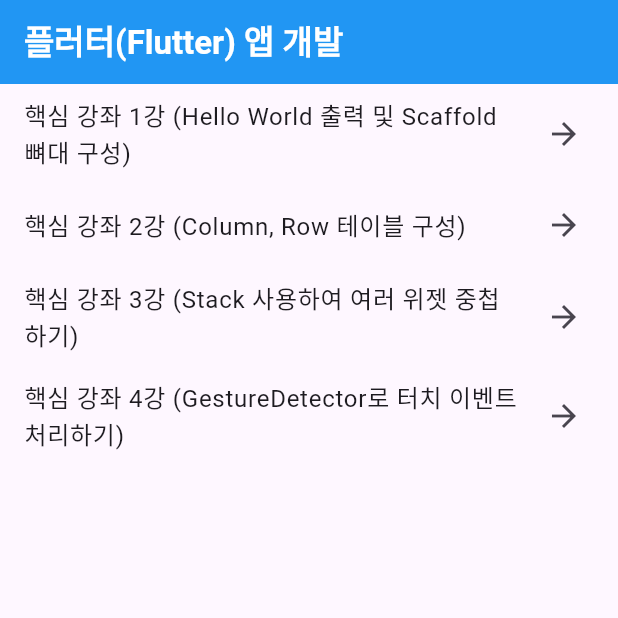
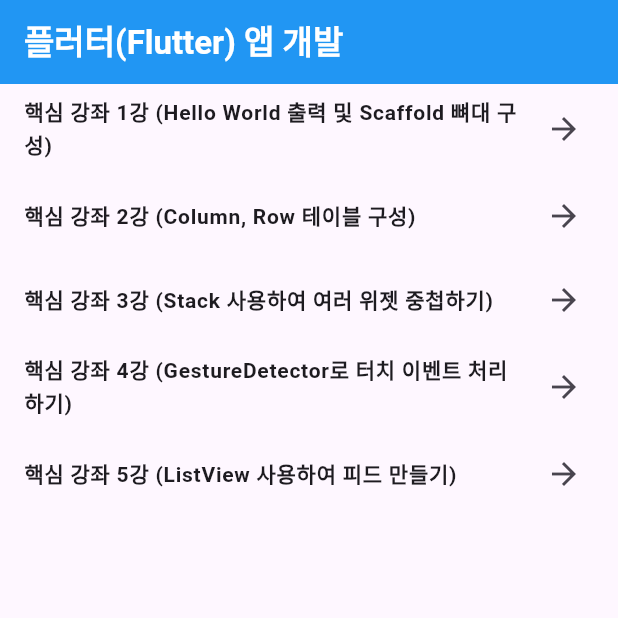
Before and after one commit to shinseunguk/Flutter-Demo, a Flutter app: the screen it shows after launch, on a phone screen of 412 x 824 dp, the top half of it. Run offline on Flutter 3.47's test engine with Material 3 defaults, Android fonts, the phone set to English and light mode, and no system bars.

Commit message:
💄 핵심 강좌 5강 (ListView 사용하여 피드 만들기)
ref. https://www.youtube.com/watch?v=PDOaxbdwAbQ&list=PLKVJoykNpXRZcHFT4IS9G4BrssQ_7wF82&index=5

```diff
--- a/lib/main_list_page.dart
+++ b/lib/main_list_page.dart
@@ -1,9 +1,11 @@
 import 'package:flutter/material.dart';
+import 'package:flutter_demo/screens/Chapter5/list_view_page.dart';
 import 'screens/Chapter1/hello_word_page.dart';
 import 'screens/placeholder_page.dart';
 import 'screens/Chapter2/column_row_table_page.dart';
 import 'screens/Chapter3/stack_page.dart';
 import 'screens/Chapter4/gesture_detector_page.dart';
+import 'screens/Chapter5/list_view_page.dart';
 
 class MainListPage extends StatelessWidget {
   final List<String> items = [
@@ -11,6 +13,7 @@ class MainListPage extends StatelessWidget {
     '핵심 강좌 2강 (Column, Row 테이블 구성)',
     '핵심 강좌 3강 (Stack 사용하여 여러 위젯 중첩하기)',
     '핵심 강좌 4강 (GestureDetector로 터치 이벤트 처리하기)',
+    '핵심 강좌 5강 (ListView 사용하여 피드 만들기)',
   ];
 
   final Map<String, Widget> screens = {
@@ -18,6 +21,7 @@ class MainListPage extends StatelessWidget {
     '핵심 강좌 2강 (Column, Row 테이블 구성)': ColumnRowTablePage(),
     '핵심 강좌 3강 (Stack 사용하여 여러 위젯 중첩하기)': StackPage(),
     '핵심 강좌 4강 (GestureDetector로 터치 이벤트 처리하기)': GestureDetectorPage(),
+    '핵심 강좌 5강 (ListView 사용하여 피드 만들기)': ListViewPage(),
   };
 
   @override
@@ -37,7 +41,10 @@ class MainListPage extends StatelessWidget {
         itemCount: items.length,
         itemBuilder: (context, index) {
           return ListTile(
-            title: Text(items[index]),
+            title: Text(
+              items[index],
+              style: TextStyle(fontWeight: FontWeight.bold, fontSize: 14),
+            ),
             trailing: Icon(Icons.arrow_forward), // 리스트 끝에 아이콘 추가
             onTap: () {
               Navigator.push(
```
Also changed, not shown: lib/screens/Chapter5/list_view_page.dart (added, +60 -0 lines).
